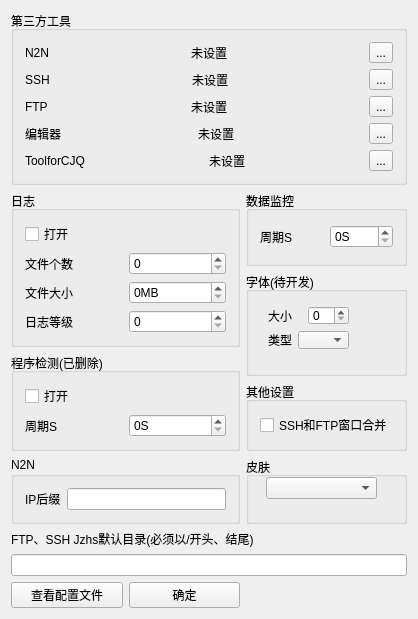
Qt form KShell/SetingWindow.ui (shikai-123/KShell) before a commit.
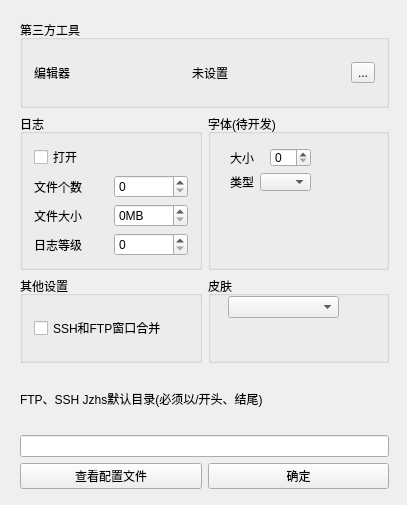
The same form after that commit.

Commit message: 一些删除

```diff
--- a/KShell/SetingWindow.ui
+++ b/KShell/SetingWindow.ui
@@ -6,8 +6,8 @@
    <rect>
     <x>0</x>
     <y>0</y>
-    <width>418</width>
-    <height>604</height>
+    <width>407</width>
+    <height>505</height>
    </rect>
   </property>
   <property name="windowTitle">
@@ -16,6 +16,15 @@
   <property name="styleSheet">
    <string notr="true"/>
   </property>
+  <widget class="QWidget" name="">
+   <property name="geometry">
+    <rect>
+     <x>9</x>
+     <y>9</y>
+     <width>391</width>
+     <height>491</height>
+    </rect>
+   </property>
   <layout class="QGridLayout" name="gridLayout">
    <item row="0" column="0" colspan="2">
     <widget class="QGroupBox" name="gb_OtherTools">
@@ -23,159 +32,6 @@
       <string>第三方工具</string>
      </property>
      <layout class="QVBoxLayout" name="verticalLayout_5">
-      <item>
-       <layout class="QHBoxLayout" name="horizontalLayout_5">
-        <item>
-         <widget class="QLabel" name="lb_N2N">
-          <property name="text">
-           <string>N2N</string>
-          </property>
-         </widget>
-        </item>
-        <item>
-         <spacer name="horizontalSpacer_6">
-          <property name="orientation">
-           <enum>Qt::Horizontal</enum>
-          </property>
-          <property name="sizeHint" stdset="0">
-           <size>
-            <width>86</width>
-            <height>20</height>
-           </size>
-          </property>
-         </spacer>
-        </item>
-        <item>
-         <widget class="QLabel" name="lb_N2NAddr">
-          <property name="text">
-           <string>未设置</string>
-          </property>
-         </widget>
-        </item>
-        <item>
-         <spacer name="horizontalSpacer">
-          <property name="orientation">
-           <enum>Qt::Horizontal</enum>
-          </property>
-          <property name="sizeHint" stdset="0">
-           <size>
-            <width>86</width>
-            <height>20</height>
-           </size>
-          </property>
-         </spacer>
-        </item>
-        <item>
-         <widget class="QToolButton" name="tb_ChoseN2NAddr">
-          <property name="text">
-           <string>...</string>
-          </property>
-         </widget>
-        </item>
-       </layout>
-      </item>
-      <item>
-       <layout class="QHBoxLayout" name="horizontalLayout_4">
-        <item>
-         <widget class="QLabel" name="label_6">
-          <property name="text">
-           <string>SSH</string>
-          </property>
-         </widget>
-        </item>
-        <item>
-         <spacer name="horizontalSpacer_7">
-          <property name="orientation">
-           <enum>Qt::Horizontal</enum>
-          </property>
-          <property name="sizeHint" stdset="0">
-           <size>
-            <width>86</width>
-            <height>20</height>
-           </size>
-          </property>
-         </spacer>
-        </item>
-        <item>
-         <widget class="QLabel" name="lb_SSHAddr">
-          <property name="text">
-           <string>未设置</string>
-          </property>
-         </widget>
-        </item>
-        <item>
-         <spacer name="horizontalSpacer_2">
-          <property name="orientation">
-           <enum>Qt::Horizontal</enum>
-          </property>
-          <property name="sizeHint" stdset="0">
-           <size>
-            <width>85</width>
-            <height>20</height>
-           </size>
-          </property>
-         </spacer>
-        </item>
-        <item>
-         <widget class="QToolButton" name="tb_ChoseSSHAddr">
-          <property name="text">
-           <string>...</string>
-          </property>
-         </widget>
-        </item>
-       </layout>
-      </item>
-      <item>
-       <layout class="QHBoxLayout" name="horizontalLayout_3">
-        <item>
-         <widget class="QLabel" name="label_7">
-          <property name="text">
-           <string>FTP</string>
-          </property>
-         </widget>
-        </item>
-        <item>
-         <spacer name="horizontalSpacer_8">
-          <property name="orientation">
-           <enum>Qt::Horizontal</enum>
-          </property>
-          <property name="sizeHint" stdset="0">
-           <size>
-            <width>86</width>
-            <height>20</height>
-           </size>
-          </property>
-         </spacer>
-        </item>
-        <item>
-         <widget class="QLabel" name="lb_FTPAddr">
-          <property name="text">
-           <string>未设置</string>
-          </property>
-         </widget>
-        </item>
-        <item>
-         <spacer name="horizontalSpacer_3">
-          <property name="orientation">
-           <enum>Qt::Horizontal</enum>
-          </property>
-          <property name="sizeHint" stdset="0">
-           <size>
-            <width>85</width>
-            <height>20</height>
-           </size>
-          </property>
-         </spacer>
-        </item>
-        <item>
-         <widget class="QToolButton" name="tb_ChoseFTPAddr">
-          <property name="text">
-           <string>...</string>
-          </property>
-         </widget>
-        </item>
-       </layout>
-      </item>
       <item>
        <layout class="QHBoxLayout" name="horizontalLayout_2">
         <item>
@@ -227,61 +83,10 @@
         </item>
        </layout>
       </item>
-      <item>
-       <layout class="QHBoxLayout" name="horizontalLayout">
-        <item>
-         <widget class="QLabel" name="label_9">
-          <property name="text">
-           <string>ToolforCJQ</string>
-          </property>
-         </widget>
-        </item>
-        <item>
-         <spacer name="horizontalSpacer_10">
-          <property name="orientation">
-           <enum>Qt::Horizontal</enum>
-          </property>
-          <property name="sizeHint" stdset="0">
-           <size>
-            <width>86</width>
-            <height>20</height>
-           </size>
-          </property>
-         </spacer>
-        </item>
-        <item>
-         <widget class="QLabel" name="lb_ToolForCJQAddr">
-          <property name="text">
-           <string>未设置</string>
-          </property>
-         </widget>
-        </item>
-        <item>
-         <spacer name="horizontalSpacer_5">
-          <property name="orientation">
-           <enum>Qt::Horizontal</enum>
-          </property>
-          <property name="sizeHint" stdset="0">
-           <size>
-            <width>86</width>
-            <height>20</height>
-           </size>
-          </property>
-         </spacer>
-        </item>
-        <item>
-         <widget class="QToolButton" name="tb_ChoseToolForCJQAddr">
-          <property name="text">
-           <string>...</string>
-          </property>
-         </widget>
-        </item>
-       </layout>
-      </item>
-     </layout>
-    </widget>
-   </item>
-   <item row="1" column="0" rowspan="2">
+      </layout>
+     </widget>
+    </item>
+    <item row="1" column="0">
     <widget class="QGroupBox" name="gb_Log">
      <property name="title">
       <string>日志</string>
@@ -351,33 +156,6 @@
     </widget>
    </item>
    <item row="1" column="1">
-    <widget class="QGroupBox" name="gb_DataMoniter">
-     <property name="title">
-      <string>数据监控</string>
-     </property>
-     <layout class="QHBoxLayout" name="horizontalLayout_18">
-      <item>
-       <layout class="QHBoxLayout" name="horizontalLayout_13">
-        <item>
-         <widget class="QLabel" name="lb_DataMonitTimeTitle">
-          <property name="text">
-           <string>周期S</string>
-          </property>
-         </widget>
-        </item>
-        <item>
-         <widget class="QSpinBox" name="sb_DataMonitTime">
-          <property name="suffix">
-           <string>S</string>
-          </property>
-         </widget>
-        </item>
-       </layout>
-      </item>
-     </layout>
-    </widget>
-   </item>
-   <item row="2" column="1" rowspan="2">
     <widget class="QGroupBox" name="gb_Font">
      <property name="title">
       <string>字体(待开发)</string>
@@ -424,48 +202,7 @@
      </widget>
     </widget>
    </item>
-   <item row="3" column="0" rowspan="2">
-    <widget class="QGroupBox" name="gb_ProCheck">
-     <property name="title">
-      <string>程序检测(已删除)</string>
-     </property>
-     <layout class="QHBoxLayout" name="horizontalLayout_16">
-      <item>
-       <layout class="QVBoxLayout" name="verticalLayout_2">
-        <item>
-         <widget class="QCheckBox" name="cb_ProCheckOpen">
-          <property name="text">
-           <string>打开</string>
-          </property>
-          <property name="tristate">
-           <bool>false</bool>
-          </property>
-         </widget>
-        </item>
-        <item>
-         <layout class="QHBoxLayout" name="horizontalLayout_7">
-          <item>
-           <widget class="QLabel" name="lb_PeoCheckTimeTitle">
-            <property name="text">
-             <string>周期S</string>
-            </property>
-           </widget>
-          </item>
-          <item>
-           <widget class="QSpinBox" name="sb_PeoCheckTime">
-            <property name="suffix">
-             <string>S</string>
-            </property>
-           </widget>
-          </item>
-         </layout>
-        </item>
-       </layout>
-      </item>
-     </layout>
-    </widget>
-   </item>
-   <item row="4" column="1">
+    <item row="2" column="0">
     <widget class="QGroupBox" name="gb_OtherSetting">
      <property name="title">
       <string>其他设置</string>
@@ -484,30 +221,24 @@
      </layout>
     </widget>
    </item>
-   <item row="5" column="0">
-    <widget class="QGroupBox" name="gb_N2N">
+    <item row="2" column="1">
+     <widget class="QGroupBox" name="gb_SoftSkin">
      <property name="title">
-      <string>N2N</string>
-     </property>
-     <layout class="QVBoxLayout" name="verticalLayout_6">
-      <item>
-       <layout class="QHBoxLayout" name="horizontalLayout_6">
-        <item>
-         <widget class="QLabel" name="lb_N2NIP">
-          <property name="text">
-           <string>IP后缀</string>
-          </property>
-         </widget>
-        </item>
-        <item>
-         <widget class="QLineEdit" name="le_N2NIP"/>
-        </item>
-       </layout>
-      </item>
-     </layout>
-    </widget>
-   </item>
-   <item row="6" column="0" colspan="2">
+       <string>皮肤</string>
+      </property>
+      <widget class="QComboBox" name="cb_SoftSkin">
+       <property name="geometry">
+        <rect>
+         <x>20</x>
+         <y>20</y>
+         <width>111</width>
+         <height>22</height>
+        </rect>
+       </property>
+      </widget>
+     </widget>
+    </item>
+    <item row="3" column="0" colspan="2">
     <layout class="QVBoxLayout" name="verticalLayout">
      <item>
       <widget class="QLabel" name="label">
@@ -525,7 +256,7 @@
      </item>
     </layout>
    </item>
-   <item row="7" column="0">
+    <item row="4" column="0" colspan="2">
     <layout class="QHBoxLayout" name="horizontalLayout_14">
      <item>
       <widget class="QPushButton" name="pb_OpenConfJson">
@@ -543,24 +274,8 @@
      </item>
     </layout>
    </item>
-   <item row="5" column="1">
-    <widget class="QGroupBox" name="gb_SoftSkin">
-     <property name="title">
-      <string>皮肤</string>
-     </property>
-     <widget class="QComboBox" name="cb_SoftSkin">
-      <property name="geometry">
-       <rect>
-        <x>20</x>
-        <y>20</y>
-        <width>111</width>
-        <height>22</height>
-       </rect>
-      </property>
-     </widget>
-    </widget>
-   </item>
-  </layout>
+   </layout>
+  </widget>
  </widget>
  <layoutdefault spacing="6" margin="11"/>
  <resources/>
```
Lines whose indentation alone changed are shown as unchanged. The commit also changes 5 other files.
